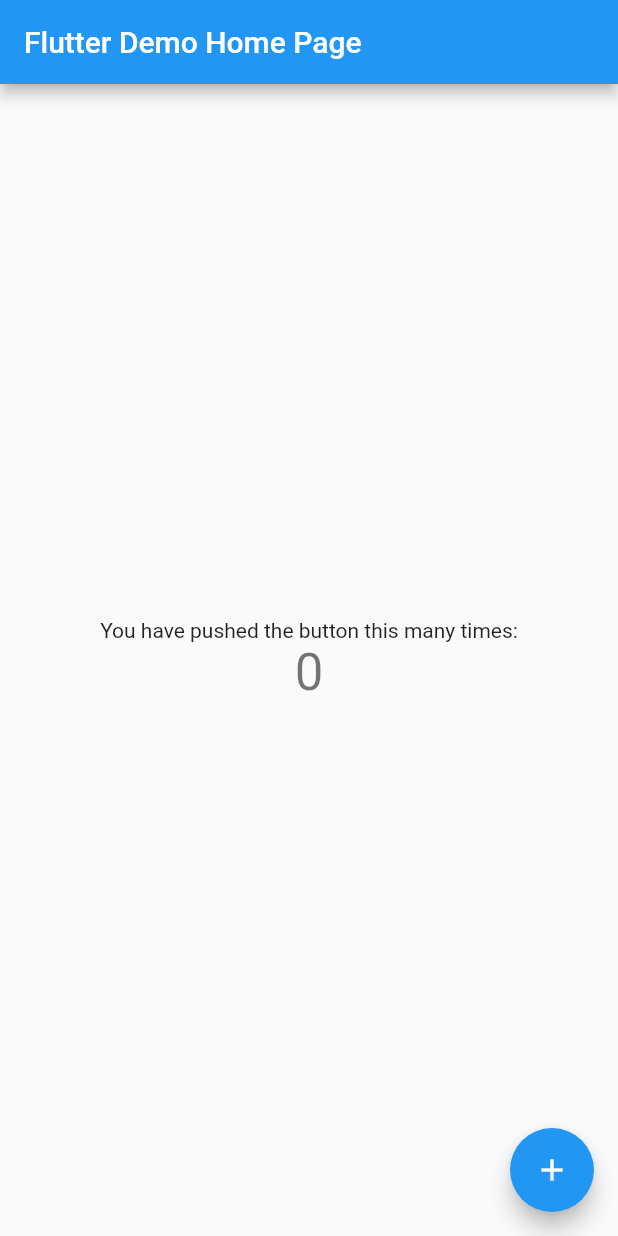
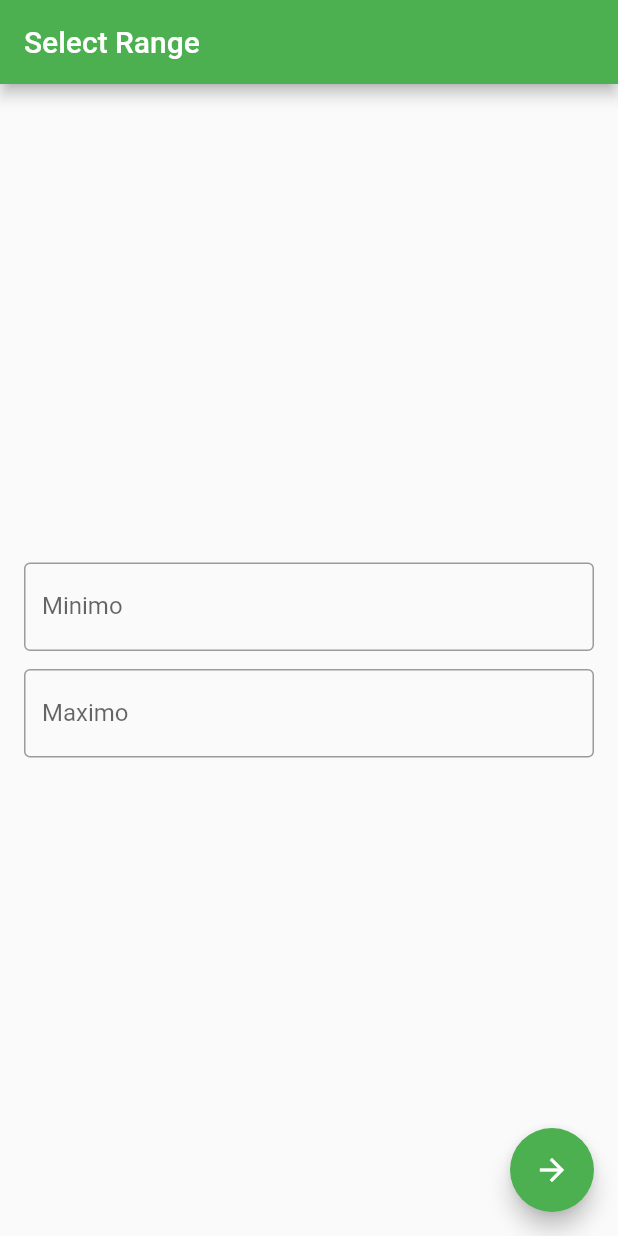
Before and after one commit to federix8190/MyFlutterApp, a Flutter app: the screen it shows after launch, on a phone screen of 412 x 824 dp. Run offline on Flutter 3.47's test engine with Material 2 defaults, Android fonts, the phone set to English and light mode, and no system bars; our stand-ins replace flutter_riverpod.

```diff
--- a/lib/main.dart
+++ b/lib/main.dart
@@ -1,113 +1,25 @@
 import 'package:flutter/material.dart';
+import 'package:flutter_riverpod/flutter_riverpod.dart';
+import 'package:my_flutter_app/randomizer_change_notifier.dart';
+import 'package:my_flutter_app/range_selector_page.dart';
 
 void main() {
-  runApp(MyApp());
+  runApp(const AppWidget());
 }
 
-class MyApp extends StatelessWidget {
-  // This widget is the root of your application.
+final randomizerProvider = ChangeNotifierProvider((ref) => RandomizerChangeNotifier());
+
+class AppWidget extends StatelessWidget {
+  const AppWidget({Key? key}) : super(key: key);
+
   @override
   Widget build(BuildContext context) {
-    return MaterialApp(
-      title: 'Flutter Demo',
-      theme: ThemeData(
-        // This is the theme of your application.
-        //
-        // Try running your application with "flutter run". You'll see the
-        // application has a blue toolbar. Then, without quitting the app, try
-        // changing the primarySwatch below to Colors.green and then invoke
-        // "hot reload" (press "r" in the console where you ran "flutter run",
-        // or simply save your changes to "hot reload" in a Flutter IDE).
-        // Notice that the counter didn't reset back to zero; the application
-        // is not restarted.
-        primarySwatch: Colors.blue,
-      ),
-      home: MyHomePage(title: 'Flutter Demo Home Page'),
+    return ProviderScope(
+        child: MaterialApp(
+          title: 'Randomizer',
+          theme: ThemeData(primarySwatch: Colors.green),
+          home: RangeSelectorPage(),
+        )
     );
   }
 }
-
-class MyHomePage extends StatefulWidget {
-  MyHomePage({Key key, this.title}) : super(key: key);
-
-  // This widget is the home page of your application. It is stateful, meaning
-  // that it has a State object (defined below) that contains fields that affect
-  // how it looks.
-
-  // This class is the configuration for the state. It holds the values (in this
-  // case the title) provided by the parent (in this case the App widget) and
-  // used by the build method of the State. Fields in a Widget subclass are
-  // always marked "final".
-
-  final String title;
-
-  @override
-  _MyHomePageState createState() => _MyHomePageState();
-}
-
-class _MyHomePageState extends State<MyHomePage> {
-  int _counter = 0;
-
-  void _incrementCounter() {
-    setState(() {
-      // This call to setState tells the Flutter framework that something has
-      // changed in this State, which causes it to rerun the build method below
-      // so that the display can reflect the updated values. If we changed
-      // _counter without calling setState(), then the build method would not be
-      // called again, and so nothing would appear to happen.
-      _counter++;
-    });
-  }
-
-  @override
-  Widget build(BuildContext context) {
-    // This method is rerun every time setState is called, for instance as done
-    // by the _incrementCounter method above.
-    //
-    // The Flutter framework has been optimized to make rerunning build methods
-    // fast, so that you can just rebuild anything that needs updating rather
-    // than having to individually change instances of widgets.
-    return Scaffold(
-      appBar: AppBar(
-        // Here we take the value from the MyHomePage object that was created by
-        // the App.build method, and use it to set our appbar title.
-        title: Text(widget.title),
-      ),
-      body: Center(
-        // Center is a layout widget. It takes a single child and positions it
-        // in the middle of the parent.
-        child: Column(
-          // Column is also a layout widget. It takes a list of children and
-          // arranges them vertically. By default, it sizes itself to fit its
-          // children horizontally, and tries to be as tall as its parent.
-          //
-          // Invoke "debug painting" (press "p" in the console, choose the
-          // "Toggle Debug Paint" action from the Flutter Inspector in Android
-          // Studio, or the "Toggle Debug Paint" command in Visual Studio Code)
-          // to see the wireframe for each widget.
-          //
-          // Column has various properties to control how it sizes itself and
-          // how it positions its children. Here we use mainAxisAlignment to
-          // center the children vertically; the main axis here is the vertical
-          // axis because Columns are vertical (the cross axis would be
-          // horizontal).
-          mainAxisAlignment: MainAxisAlignment.center,
-          children: <Widget>[
-            Text(
-              'You have pushed the button this many times:',
-            ),
-            Text(
-              '$_counter',
-              style: Theme.of(context).textTheme.headline4,
-            ),
-          ],
-        ),
-      ),
-      floatingActionButton: FloatingActionButton(
-        onPressed: _incrementCounter,
-        tooltip: 'Increment',
-        child: Icon(Icons.add),
-      ), // This trailing comma makes auto-formatting nicer for build methods.
-    );
-  }
-}
--- /dev/null
+++ b/lib/range_selector_form.dart
@@ -0,0 +1,69 @@
+import 'package:flutter/material.dart';
+import 'package:flutter_riverpod/flutter_riverpod.dart';
+import 'main.dart';
+
+typedef IntValueSetter = void Function(int value);
+
+class RangeSelectorForm extends ConsumerWidget {
+  const RangeSelectorForm({Key? key, required this.formKey}) : super(key: key);
+
+  final GlobalKey<FormState> formKey;
+
+  @override
+  Widget build(BuildContext context, WidgetRef ref) {
+
+    return Form(
+      key: formKey,
+      child: Padding(
+        padding: const EdgeInsets.all(16),
+        child: Column(
+          mainAxisAlignment: MainAxisAlignment.center,
+          children: [
+            RangeSelectorTextFormField(
+              labelText: 'Minimo',
+              intValueSetter: (value) => ref.read(randomizerProvider).min = value,
+            ),
+            SizedBox(height: 12),
+            RangeSelectorTextFormField(
+              labelText: 'Maximo',
+              intValueSetter: (value) => ref.read(randomizerProvider).max = value,
+            )
+          ],
+        ),
+      ),
+    );
+  }
+}
+
+class RangeSelectorTextFormField extends StatelessWidget {
+  const RangeSelectorTextFormField(
+      {Key? key, required this.labelText, required this.intValueSetter})
+      : super(key: key);
+
+  final String labelText;
+  final IntValueSetter intValueSetter;
+
+  @override
+  Widget build(BuildContext context) {
+    debugPrint("build selector text form field");
+    return TextFormField(
+      decoration: InputDecoration(
+        border: const OutlineInputBorder(),
+        labelText: labelText,
+      ),
+      keyboardType: const TextInputType.numberWithOptions(
+        decimal: false,
+        signed: true,
+      ),
+      validator: (value) {
+        debugPrint("validator text form field : $value");
+        if (value == null || int.tryParse(value) == null) {
+          return 'Must be a integer';
+        } else {
+          return null;
+        }
+      },
+      onSaved: (newValue) => intValueSetter(int.parse(newValue ?? '')),
+    );
+  }
+}
--- /dev/null
+++ b/lib/range_selector_page.dart
@@ -0,0 +1,32 @@
+import 'package:flutter/material.dart';
+import 'package:my_flutter_app/randomizer_page.dart';
+import 'package:my_flutter_app/range_selector_form.dart';
+
+class RangeSelectorPage extends StatelessWidget {
+  RangeSelectorPage({Key? key}) : super(key: key);
+
+  final formKey = GlobalKey<FormState>();
+
+  @override
+  Widget build(BuildContext context) {
+    return Scaffold(
+      appBar: AppBar(
+        title: Text('Select Range'),
+      ),
+      body: RangeSelectorForm(formKey: formKey),
+      floatingActionButton: FloatingActionButton(
+        child: Icon(Icons.arrow_forward),
+        onPressed: () {
+          if (formKey.currentState?.validate() == true) {
+            formKey.currentState?.save();
+            Navigator.of(context).push(
+                MaterialPageRoute(
+                    builder: (context) => const RandomizerPage()
+                )
+            );
+          }
+        },
+      ),
+    );
+  }
+}
```
Also changed, not shown: lib/randomizer_change_notifier.dart (added, +17 -0 lines), lib/randomizer_page.dart (added, +31 -0 lines), pubspec.yaml (+22 -7 lines), pubspec.lock.
